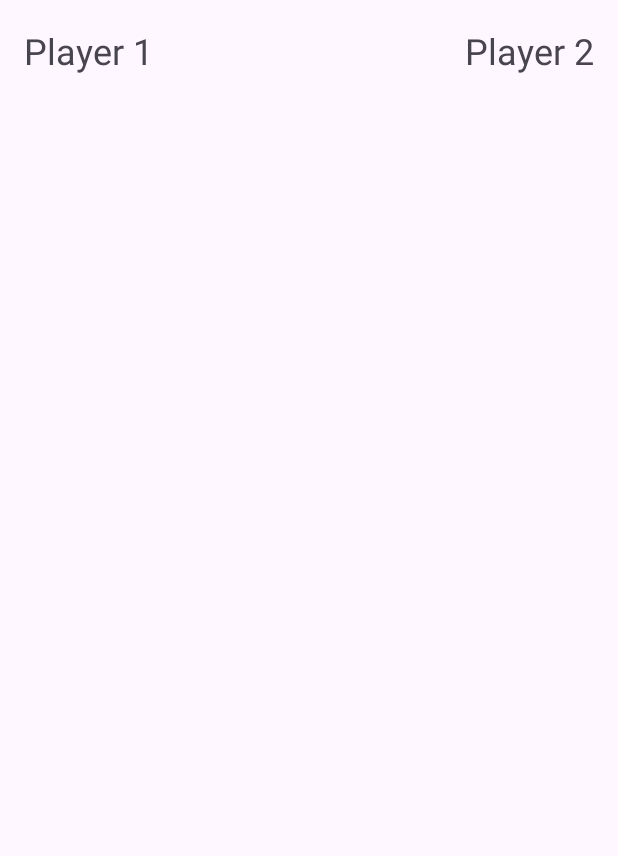
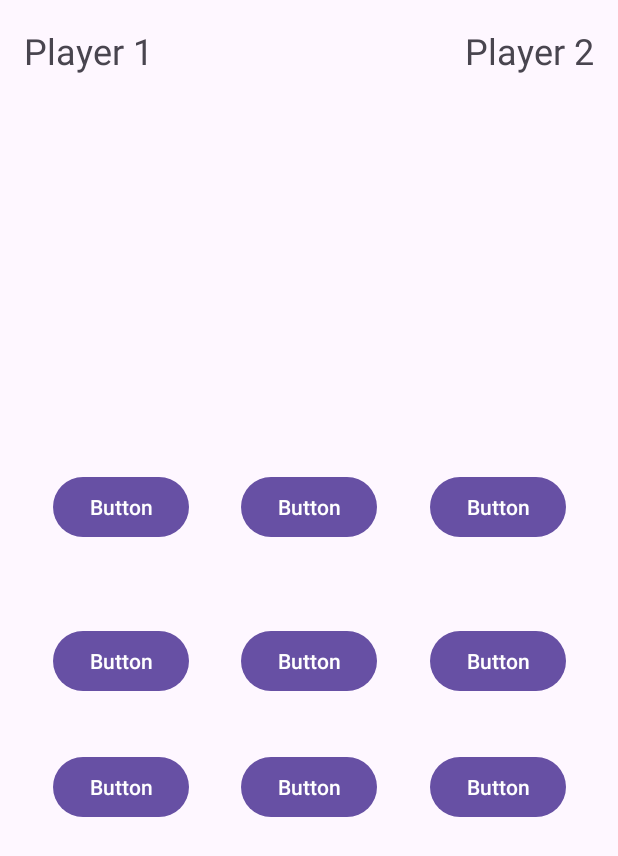
Before and after one commit to mrlmuriloWS/aprendaSProvaEmDupla, an Android app: the GameActivity screen opened directly, with no data from a screen before it, on a phone screen of 412 x 824 dp. Shown: the top 856 px of the screen. Run offline under Robolectric (Android 15) with nearby library versions, the phone set to English and light mode, and no system bars; 18 statements that could not run were skipped.

Commit message:
[feature] criação da tela de jogo

```diff
--- a/app/src/main/java/com/parana/tiktaktoeaprendas/ui/GameActivity.kt
+++ b/app/src/main/java/com/parana/tiktaktoeaprendas/ui/GameActivity.kt
@@ -1,6 +1,7 @@
 package com.parana.tiktaktoeaprendas.ui
 
 import android.os.Bundle
+import android.widget.ImageButton
 import android.widget.TextView
 import androidx.appcompat.app.AppCompatActivity
 import com.parana.tiktaktoeaprendas.R
@@ -10,6 +11,20 @@ class GameActivity : AppCompatActivity() {
     private lateinit var tvNome1: TextView
     private lateinit var tvNome2: TextView
 
+    private lateinit var bt00: ImageButton
+    private lateinit var bt01: ImageButton
+    private lateinit var bt02: ImageButton
+
+    private lateinit var bt10: ImageButton
+    private lateinit var bt11: ImageButton
+    private lateinit var bt12: ImageButton
+
+    private lateinit var bt20: ImageButton
+    private lateinit var bt21: ImageButton
+    private lateinit var bt22: ImageButton
+
+    var player1Turn = true
+
     override fun onCreate(savedInstanceState: Bundle?) {
         super.onCreate(savedInstanceState)
         setContentView(R.layout.activity_game)
@@ -17,8 +32,58 @@ class GameActivity : AppCompatActivity() {
         tvNome1 = findViewById(R.id.tv_nome1)
         tvNome2 = findViewById(R.id.tv_nome2)
 
+        bt00 = findViewById(R.id.bt_00)
+        bt01 = findViewById(R.id.bt_01)
+        bt02 = findViewById(R.id.bt_02)
+
+        bt10 = findViewById(R.id.bt_10)
+        bt11 = findViewById(R.id.bt_11)
+        bt12 = findViewById(R.id.bt_12)
+
+        bt20 = findViewById(R.id.bt_20)
+        bt21 = findViewById(R.id.bt_21)
+        bt22 = findViewById(R.id.bt_22)
+
         tvNome1.text = intent.extras?.getString("player1Nome")
         tvNome2.text = intent.extras?.getString("player2Nome")
 
+
+        bt00.setOnClickListener {
+            bt00.setSou(R.drawable.baseline_circle_24)
+        }
+
+        bt01.setOnClickListener {
+
+        }
+
+        bt02.setOnClickListener {
+
+        }
+
+        bt10.setOnClickListener {
+
+        }
+
+        bt11.setOnClickListener {
+
+        }
+
+        bt12.setOnClickListener {
+
+        }
+
+        bt20.setOnClickListener {
+
+        }
+
+        bt21.setOnClickListener {
+
+        }
+
+        bt22.setOnClickListener {
+
+        }
+
+
     }
 }
--- /dev/null
+++ b/app/src/main/res/drawable/baseline_circle_24.xml
@@ -0,0 +1,5 @@
+<vector xmlns:android="http://schemas.android.com/apk/res/android" android:height="24dp" android:tint="#000000" android:viewportHeight="24" android:viewportWidth="24" android:width="24dp">
+
+    <path android:fillColor="@android:color/white" android:pathData="M12,2C6.47,2 2,6.47 2,12s4.47,10 10,10 10,-4.47 10,-10S17.53,2 12,2z"/>
+
+</vector>
--- a/app/src/main/res/layout/activity_game.xml
+++ b/app/src/main/res/layout/activity_game.xml
@@ -56,4 +56,107 @@
         app:layout_constraintEnd_toEndOf="parent"
         app:layout_constraintTop_toBottomOf="@+id/textView3"
         app:layout_constraintVertical_bias="0.022" />
+
+    <Button
+        android:id="@+id/button2"
+        android:layout_width="wrap_content"
+        android:layout_height="wrap_content"
+        android:text="Button"
+        app:layout_constraintBottom_toBottomOf="parent"
+        app:layout_constraintEnd_toStartOf="@+id/button3"
+        app:layout_constraintHorizontal_bias="0.5"
+        app:layout_constraintStart_toStartOf="parent"
+        app:layout_constraintTop_toTopOf="parent"
+        app:layout_constraintVertical_bias="0.405" />
+
+    <Button
+        android:id="@+id/button3"
+        android:layout_width="wrap_content"
+        android:layout_height="wrap_content"
+        android:text="Button"
+        app:layout_constraintBottom_toBottomOf="@+id/button2"
+        app:layout_constraintEnd_toStartOf="@+id/button4"
+        app:layout_constraintHorizontal_bias="0.5"
+        app:layout_constraintStart_toEndOf="@+id/button2"
+        app:layout_constraintTop_toTopOf="@+id/button2" />
+
+    <Button
+        android:id="@+id/button4"
+        android:layout_width="wrap_content"
+        android:layout_height="wrap_content"
+        android:text="Button"
+        app:layout_constraintBottom_toBottomOf="@+id/button3"
+        app:layout_constraintEnd_toEndOf="parent"
+        app:layout_constraintHorizontal_bias="0.5"
+        app:layout_constraintStart_toEndOf="@+id/button3"
+        app:layout_constraintTop_toTopOf="@+id/button3" />
+
+    <Button
+        android:id="@+id/button5"
+        android:layout_width="wrap_content"
+        android:layout_height="wrap_content"
+        android:text="Button"
+        app:layout_constraintBottom_toBottomOf="parent"
+        app:layout_constraintEnd_toStartOf="@+id/button6"
+        app:layout_constraintHorizontal_bias="0.5"
+        app:layout_constraintStart_toStartOf="parent"
+        app:layout_constraintTop_toTopOf="parent"
+        app:layout_constraintVertical_bias="0.537" />
+
+    <Button
+        android:id="@+id/button6"
+        android:layout_width="wrap_content"
+        android:layout_height="wrap_content"
+        android:text="Button"
+        app:layout_constraintBottom_toBottomOf="@+id/button5"
+        app:layout_constraintEnd_toStartOf="@+id/button7"
+        app:layout_constraintHorizontal_bias="0.5"
+        app:layout_constraintStart_toEndOf="@+id/button5"
+        app:layout_constraintTop_toTopOf="@+id/button5" />
+
+    <Button
+        android:id="@+id/button7"
+        android:layout_width="wrap_content"
+        android:layout_height="wrap_content"
+        android:text="Button"
+        app:layout_constraintBottom_toBottomOf="@+id/button6"
+        app:layout_constraintEnd_toEndOf="parent"
+        app:layout_constraintHorizontal_bias="0.5"
+        app:layout_constraintStart_toEndOf="@+id/button6"
+        app:layout_constraintTop_toTopOf="@+id/button6" />
+
+    <Button
+        android:id="@+id/button8"
+        android:layout_width="wrap_content"
+        android:layout_height="wrap_content"
+        android:text="Button"
+        app:layout_constraintBottom_toBottomOf="parent"
+        app:layout_constraintEnd_toStartOf="@+id/button9"
+        app:layout_constraintHorizontal_bias="0.5"
+        app:layout_constraintStart_toStartOf="parent"
+        app:layout_constraintTop_toTopOf="parent"
+        app:layout_constraintVertical_bias="0.645" />
+
+    <Button
+        android:id="@+id/button9"
+        android:layout_width="wrap_content"
+        android:layout_height="wrap_content"
+        android:text="Button"
+        app:layout_constraintBottom_toBottomOf="@+id/button8"
+        app:layout_constraintEnd_toStartOf="@+id/button10"
+        app:layout_constraintHorizontal_bias="0.5"
+        app:layout_constraintStart_toEndOf="@+id/button8"
+        app:layout_constraintTop_toTopOf="@+id/button8" />
+
+    <Button
+        android:id="@+id/button10"
+        android:layout_width="wrap_content"
+        android:layout_height="wrap_content"
+        android:text="Button"
+        app:layout_constraintBottom_toBottomOf="@+id/button9"
+        app:layout_constraintEnd_toEndOf="parent"
+        app:layout_constraintHorizontal_bias="0.5"
+        app:layout_constraintStart_toEndOf="@+id/button9"
+        app:layout_constraintTop_toTopOf="@+id/button9" />
+
 </androidx.constraintlayout.widget.ConstraintLayout>
```
